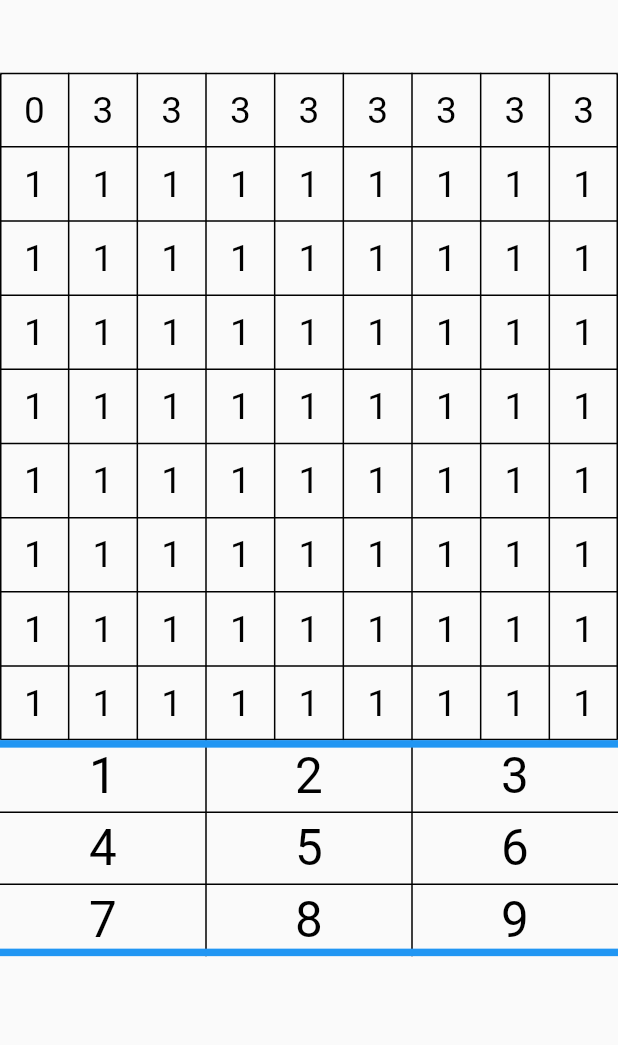
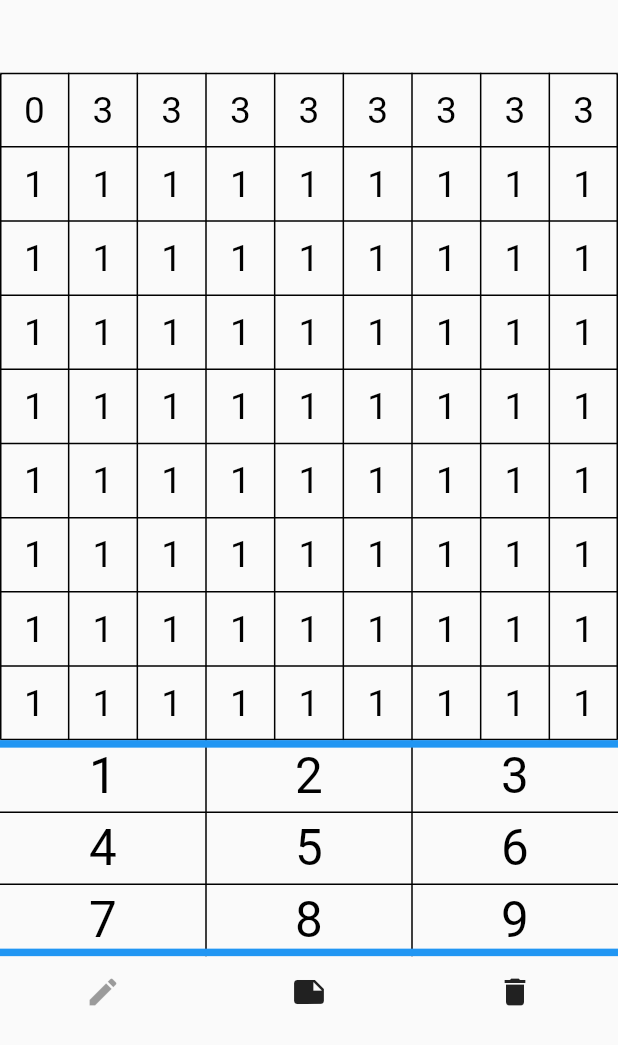
Before and after one commit to Shhwip/sudoku-app, a Flutter app: the screen it shows after launch, after a tap on an icon or button, on a phone screen of 412 x 824 dp. Shown: the top 1045 px of the screen. Run offline on Flutter 3.47's test engine with Material 2 defaults, Android fonts, the phone set to English and light mode, and no system bars.

Commit message:
edit and delete button

```diff
--- a/lib/main.dart
+++ b/lib/main.dart
@@ -30,6 +30,9 @@ class MyApp extends StatelessWidget {
         providers: [
           ChangeNotifierProvider.value(
             value: SelectedNum(),
+          ),
+          ChangeNotifierProvider.value(
+            value: SelectedMode(),
           )
         ],
         child: MaterialApp(
@@ -225,9 +228,76 @@ class MyStatelessWidget extends StatelessWidget {
               ],
             ),
           ],
-        )
+        ),
+        Row(children: <Widget>[
+          Expanded(
+              child:
+                  ModeButton(buttonMode: Mode.edit, displayIcon: Icons.edit)),
+          Expanded(
+            child: ModeButton(buttonMode: Mode.note, displayIcon: Icons.note),
+          ),
+          Expanded(
+            child:
+                ModeButton(buttonMode: Mode.delete, displayIcon: Icons.delete),
+          )
+        ])
       ],
     );
+  }
+}
+
+enum Mode { edit, note, delete }
+
+class SelectedMode extends ChangeNotifier {
+  Mode selectedMode = Mode.edit;
+  void setMode(Mode mode) {
+    selectedMode = mode;
+    notifyListeners();
+  }
+
+  Mode getMode() {
+    return selectedMode;
+  }
+}
+
+class ModeButton extends StatefulWidget {
+  Mode buttonMode;
+  IconData displayIcon;
+  ModeButton({
+    Key? key,
+    required this.buttonMode,
+    required this.displayIcon,
+  }) : super(key: key);
+
+  @override
+  _ModeButtonState createState() => _ModeButtonState();
+}
+
+class _ModeButtonState extends State<ModeButton> {
+  bool isFocused = false;
+
+  void _selectMode() {
+    setState(() {
+      Provider.of<SelectedMode>(context, listen: false)
+          .setMode(widget.buttonMode);
+    });
+  }
+
+  @override
+  Widget build(BuildContext context) {
+    isFocused =
+        (Provider.of<SelectedMode>(context).getMode() == widget.buttonMode);
+    if (isFocused) {
+      return IconButton(
+        icon: Icon(widget.displayIcon),
+        onPressed: null,
+      );
+    } else {
+      return IconButton(
+        icon: Icon(widget.displayIcon),
+        onPressed: _selectMode,
+      );
+    }
   }
 }
 
@@ -302,16 +372,17 @@ class NumBox extends StatefulWidget {
 }
 
 class _NumBoxState extends State<NumBox> {
-  bool _isFavorited = true;
-  int _favoriteCount = 1;
-
   void _toggleFavorite() {
     setState(() {
-      if (widget.displayNum != ' ') {
-        _favoriteCount = int.parse(widget.displayNum) + 1;
+      Mode mode = Provider.of<SelectedMode>(context, listen: false).getMode();
+      if (mode == Mode.edit) {
         widget.displayNum = Provider.of<SelectedNum>(context, listen: false)
             .getNum()
             .toString();
+      } else if (mode == Mode.delete) {
+        widget.displayNum = ' ';
+      } else if (mode == Mode.note) {
+        // TODO figure this out later
       }
     });
   }
```
